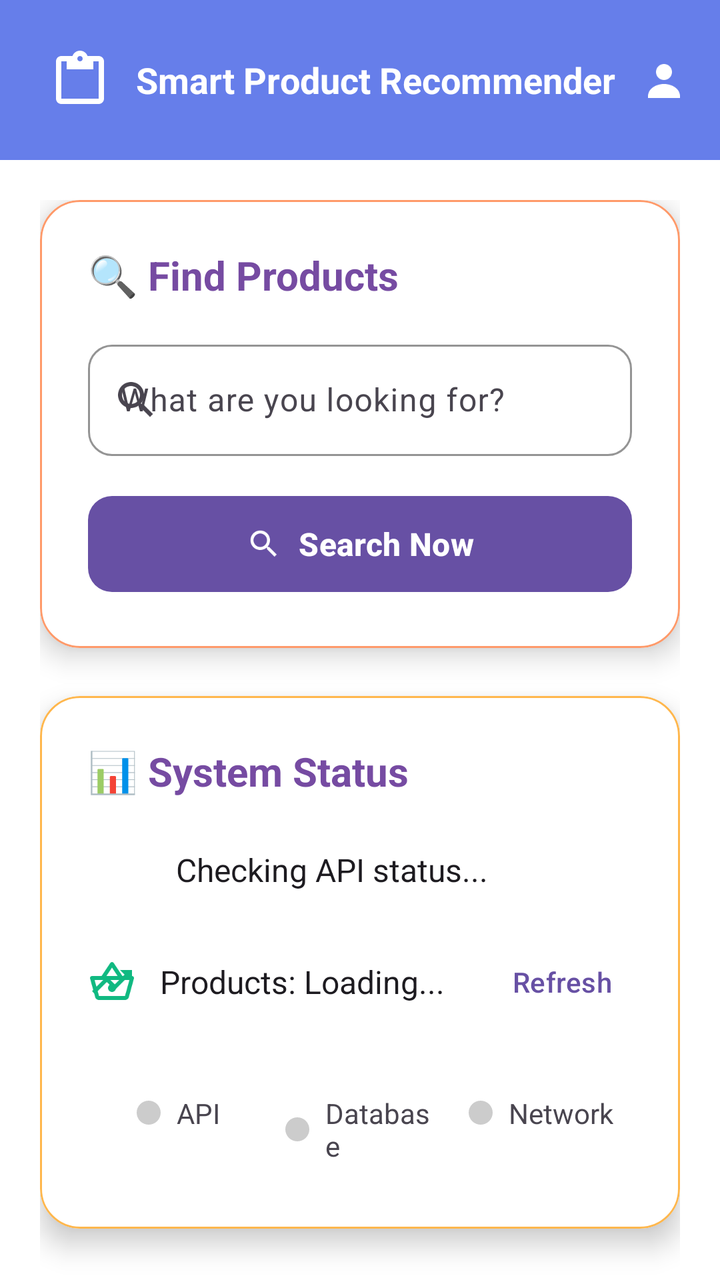
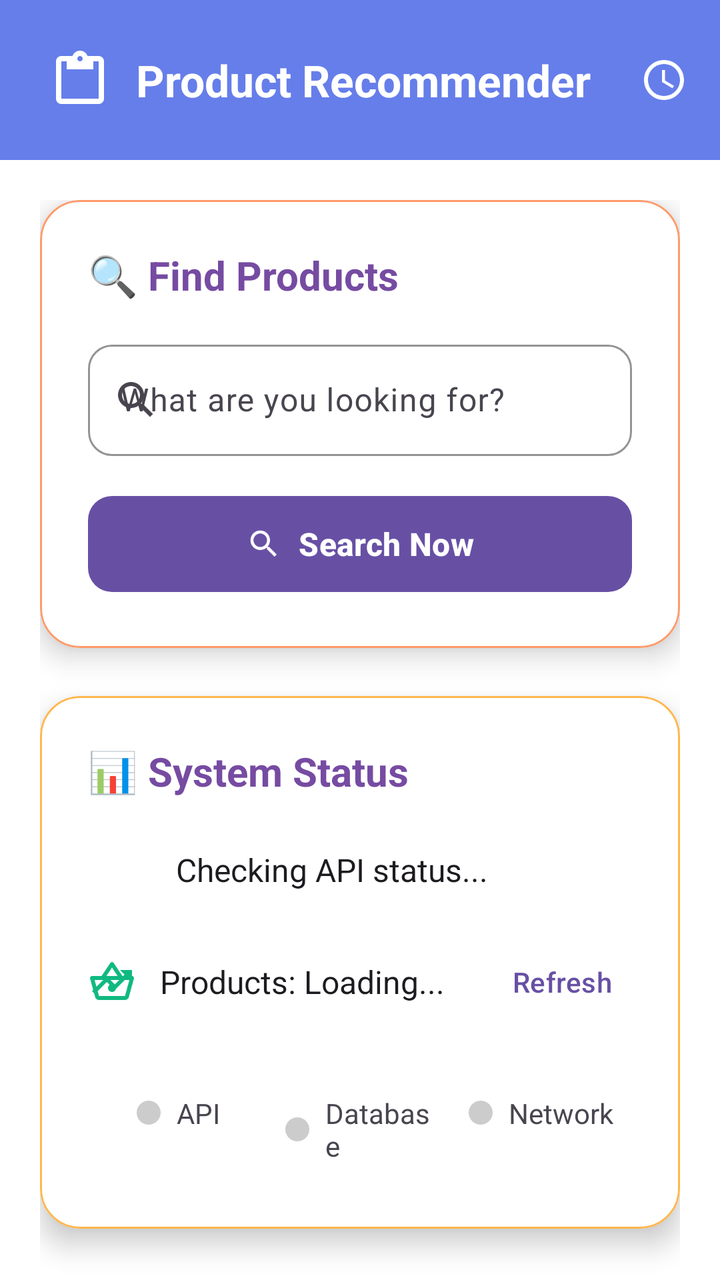

Compare the two renders of this Android layout. The source of the first and the diff that turns it into the second are given below.
<!-- AndroidManifest.xml: application theme Theme.Recommendation_System -->
<!-- res/layout/activity_main.xml -->
<?xml version="1.0" encoding="utf-8"?>
<androidx.coordinatorlayout.widget.CoordinatorLayout xmlns:android="http://schemas.android.com/apk/res/android"
    xmlns:app="http://schemas.android.com/apk/res-auto"
    android:layout_width="match_parent"
    android:layout_height="match_parent"
    android:background="@color/background_light">

    
    <com.google.android.material.appbar.AppBarLayout
        android:layout_width="match_parent"
        android:layout_height="wrap_content"
        android:theme="@style/ThemeOverlay.AppCompat.Dark.ActionBar">

        <androidx.appcompat.widget.Toolbar
            android:id="@+id/toolbar"
            android:layout_width="match_parent"
            android:paddingVertical="10dp"
            android:layout_height="80dp"
            android:background="@color/primary"
            app:titleTextColor="@android:color/white"
            app:subtitleTextColor="@android:color/white"
            app:popupTheme="@style/ThemeOverlay.AppCompat.Light">

            
            <RelativeLayout
                android:layout_width="match_parent"
                android:layout_height="match_parent"
                android:paddingHorizontal="8dp">

                <ImageView
                    android:id="@+id/toolbarIcon"
                    android:layout_width="32dp"
                    android:layout_height="32dp"
                    android:layout_centerVertical="true"
                    android:contentDescription="@string/app_icon"
                    android:src="@drawable/ic_recommendations"
                    app:tint="@android:color/white" />

                <TextView
                    android:id="@+id/toolbarTitle"
                    android:layout_width="wrap_content"
                    android:layout_height="wrap_content"
                    android:layout_centerVertical="true"
                    android:layout_marginStart="12dp"
                    android:layout_toEndOf="@+id/toolbarIcon"
                    android:text="@string/smart_product_recommender"
                    android:textColor="@android:color/white"
                    android:textSize="18sp"
                    android:textStyle="bold" />

                <ImageButton
                    android:id="@+id/btnProfile"
                    android:layout_width="40dp"
                    android:layout_height="40dp"
                    android:layout_alignParentEnd="true"
                    android:layout_centerVertical="true"
                    android:background="?attr/selectableItemBackgroundBorderless"
                    android:contentDescription="@string/profile"
                    android:src="@drawable/ic_person"
                    app:tint="@android:color/white" />

            </RelativeLayout>

        </androidx.appcompat.widget.Toolbar>

    </com.google.android.material.appbar.AppBarLayout>

    
    <androidx.core.widget.NestedScrollView
        android:layout_width="match_parent"
        android:layout_height="match_parent"
        app:layout_behavior="@string/appbar_scrolling_view_behavior">

        <LinearLayout
            android:layout_width="match_parent"
            android:layout_height="wrap_content"
            android:orientation="vertical"
            android:padding="20dp"
            android:gravity="center_horizontal">

            
            <com.google.android.material.card.MaterialCardView
                android:id="@+id/cardSearch"
                android:layout_width="match_parent"
                android:layout_height="wrap_content"
                android:layout_marginBottom="24dp"
                app:cardCornerRadius="20dp"
                app:cardElevation="8dp"
                app:cardBackgroundColor="@color/card_background"
                app:strokeColor="@color/primary_light"
                app:strokeWidth="1dp">

                <LinearLayout
                    android:layout_width="match_parent"
                    android:layout_height="wrap_content"
                    android:orientation="vertical"
                    android:padding="24dp">

                    <TextView
                        android:layout_width="wrap_content"
                        android:layout_height="wrap_content"
                        android:text="🔍 Find Products"
                        android:textSize="20sp"
                        android:textStyle="bold"
                        android:textColor="@color/primary_dark"
                        android:layout_marginBottom="16dp" />

                    <com.google.android.material.textfield.TextInputLayout
                        style="@style/Widget.Material3.TextInputLayout.OutlinedBox"
                        android:layout_width="match_parent"
                        android:layout_height="wrap_content"
                        android:layout_marginBottom="16dp"
                        app:boxCornerRadiusBottomEnd="12dp"
                        app:boxCornerRadiusBottomStart="12dp"
                        app:boxCornerRadiusTopEnd="12dp"
                        app:boxCornerRadiusTopStart="12dp"
                        app:startIconDrawable="@drawable/ic_search"
                        app:boxStrokeColor="@color/primary"
                        app:endIconMode="clear_text">

                        <com.google.android.material.textfield.TextInputEditText
                            android:id="@+id/etSearch"
                            android:layout_width="match_parent"
                            android:layout_height="wrap_content"
                            android:hint="What are you looking for?"
                            android:textSize="16sp" />

                    </com.google.android.material.textfield.TextInputLayout>

                    <com.google.android.material.button.MaterialButton
                        android:id="@+id/btnSearch"
                        android:layout_width="match_parent"
                        android:layout_height="56dp"
                        android:text="Search Now"
                        android:textSize="16sp"
                        android:textStyle="bold"
                        app:cornerRadius="12dp"
                        app:icon="@drawable/ic_search"
                        app:iconGravity="textStart"
                        app:iconPadding="8dp"
                        style="@style/Widget.Material3.Button" />

                </LinearLayout>

            </com.google.android.material.card.MaterialCardView>



























































































            
            <com.google.android.material.card.MaterialCardView
                android:id="@+id/cardStatus"
                android:layout_width="match_parent"
                android:layout_height="wrap_content"
                android:layout_marginBottom="24dp"
                app:cardCornerRadius="20dp"
                app:cardElevation="8dp"
                app:cardBackgroundColor="@color/card_background"
                app:strokeColor="@color/tertiary_light"
                app:strokeWidth="1dp">

                <LinearLayout
                    android:layout_width="match_parent"
                    android:layout_height="wrap_content"
                    android:orientation="vertical"
                    android:padding="24dp">

                    <TextView
                        android:layout_width="wrap_content"
                        android:layout_height="wrap_content"
                        android:text="📊 System Status"
                        android:textSize="20sp"
                        android:textStyle="bold"
                        android:textColor="@color/primary_dark"
                        android:layout_marginBottom="20dp" />

                    <LinearLayout
                        android:layout_width="match_parent"
                        android:layout_height="wrap_content"
                        android:orientation="horizontal"
                        android:gravity="center_vertical"
                        android:layout_marginBottom="16dp">

                        <ProgressBar
                            android:id="@+id/progressBar"
                            style="@style/Widget.Material3.CircularProgressIndicator.Small"
                            android:layout_width="32dp"
                            android:layout_height="32dp"
                            android:layout_marginEnd="12dp"
                            android:indeterminateTint="@color/primary" />

                        <TextView
                            android:id="@+id/tvStatus"
                            android:layout_width="wrap_content"
                            android:layout_height="wrap_content"
                            android:text="Checking API status..."
                            android:textSize="16sp"
                            android:textColor="@color/text_primary" />

                    </LinearLayout>

                    <LinearLayout
                        android:layout_width="match_parent"
                        android:layout_height="wrap_content"
                        android:orientation="horizontal"
                        android:layout_marginBottom="16dp"
                        android:gravity="center_vertical">

                        <ImageView
                            android:layout_width="24dp"
                            android:layout_height="24dp"
                            android:contentDescription="TODO"
                            android:src="@drawable/ic_products"
                            android:layout_marginEnd="12dp"
                            app:tint="@color/secondary" />

                        <TextView
                            android:id="@+id/tvProductsCount"
                            android:layout_width="wrap_content"
                            android:layout_height="wrap_content"
                            android:text="Products: Loading..."
                            android:textSize="16sp"
                            android:textColor="@color/text_primary" />

                        <View
                            android:layout_width="0dp"
                            android:layout_height="1dp"
                            android:layout_weight="1" />

                        <com.google.android.material.button.MaterialButton
                            android:id="@+id/btnRefresh"
                            android:layout_width="wrap_content"
                            android:layout_height="wrap_content"
                            android:text="Refresh"
                            app:icon="@drawable/ic_refresh"
                            app:iconGravity="textStart"
                            app:iconTint="@color/white"
                            style="@style/Widget.Material3.Button.TextButton" />

                    </LinearLayout>

                    
                    <LinearLayout
                        android:layout_width="match_parent"
                        android:layout_height="wrap_content"
                        android:baselineAligned="false"
                        android:orientation="horizontal"
                        android:layout_marginTop="8dp">

                        <LinearLayout
                            android:layout_width="0dp"
                            android:layout_height="wrap_content"
                            android:layout_weight="1"
                            android:orientation="horizontal"
                            android:gravity="center"
                            android:padding="8dp">

                            <View
                                android:id="@+id/indicatorApi"
                                android:layout_width="12dp"
                                android:layout_height="12dp"
                                android:background="@drawable/circle_indicator"
                                android:layout_marginEnd="8dp" />

                            <TextView
                                android:layout_width="wrap_content"
                                android:layout_height="wrap_content"
                                android:text="API"
                                android:textSize="14sp" />

                        </LinearLayout>

                        <LinearLayout
                            android:layout_width="0dp"
                            android:layout_height="wrap_content"
                            android:layout_weight="1"
                            android:orientation="horizontal"
                            android:gravity="center"
                            android:padding="8dp">

                            <View
                                android:id="@+id/indicatorDatabase"
                                android:layout_width="12dp"
                                android:layout_height="12dp"
                                android:background="@drawable/circle_indicator"
                                android:layout_marginEnd="8dp" />

                            <TextView
                                android:layout_width="wrap_content"
                                android:layout_height="wrap_content"
                                android:text="Database"
                                android:textSize="14sp" />

                        </LinearLayout>

                        <LinearLayout
                            android:layout_width="0dp"
                            android:layout_height="wrap_content"
                            android:layout_weight="1"
                            android:orientation="horizontal"
                            android:gravity="center"
                            android:padding="8dp">

                            <View
                                android:id="@+id/indicatorNetwork"
                                android:layout_width="12dp"
                                android:layout_height="12dp"
                                android:background="@drawable/circle_indicator"
                                android:layout_marginEnd="8dp" />

                            <TextView
                                android:layout_width="wrap_content"
                                android:layout_height="wrap_content"
                                android:text="Network"
                                android:textSize="14sp" />

                        </LinearLayout>

                    </LinearLayout>

                </LinearLayout>

            </com.google.android.material.card.MaterialCardView>

            
            <View
                android:layout_width="match_parent"
                android:layout_height="80dp" />

        </LinearLayout>

    </androidx.core.widget.NestedScrollView>















</androidx.coordinatorlayout.widget.CoordinatorLayout>
<!-- resources referenced by this layout -->
<resources>
  <color name="background_light">#FFFFFF</color>
  <color name="card_background">#FFFFFFFF</color>
  <color name="primary">#FF667eea</color>
  <color name="primary_dark">#FF764ba2</color>
  <color name="primary_light">#FF9A6A</color>
  <color name="secondary">#10B981</color>
  <color name="tertiary_light">#FFB74D</color>
  <color name="text_primary">#1D1B20</color>
  <color name="white">#FFFFFFFF</color>
  <!-- drawable circle_indicator (drawable) -->
  <?xml version="1.0" encoding="utf-8"?>
  <shape xmlns:android="http://schemas.android.com/apk/res/android"
      android:shape="oval">
  
      <solid android:color="#CCCCCC" /> 
      <size android:width="12dp" android:height="12dp" />
  
  </shape>
  <!-- drawable ic_person (drawable) -->
  <?xml version="1.0" encoding="utf-8"?>
  <vector xmlns:android="http://schemas.android.com/apk/res/android"
      android:width="24dp"
      android:height="24dp"
      android:viewportWidth="24"
      android:viewportHeight="24">
      
      <path
          android:fillColor="@color/gray_700"
          android:pathData="M12,12a4,4 0 1,0 0,-8 4,4 0 0,0 0,8z"/>
      
      <path
          android:fillColor="@color/gray_700"
          android:pathData="M4,20c0,-3.3 3.6,-6 8,-6s8,2.7 8,6v1H4v-1z"/>
  </vector>
  <!-- drawable ic_recommendations (drawable) -->
  <vector xmlns:android="http://schemas.android.com/apk/res/android"
      android:width="24dp"
      android:height="24dp"
      android:viewportWidth="24"
      android:viewportHeight="24">
      <path
          android:fillColor="#FFFFFF"
          android:pathData="M19,3h-4.18C14.4,1.84 13.3,1 12,1c-1.3,0 -2.4,0.84 -2.82,2H5c-1.1,0 -2,0.9 -2,2v14c0,1.1 0.9,2 2,2h14c1.1,0 2,-0.9 2,-2V5c0,-1.1 -0.9,-2 -2,-2zM12,3c0.55,0 1,0.45 1,1s-0.45,1 -1,1 -1,-0.45 -1,-1 0.45,-1 1,-1zM19,19H5V5h2v3h10V5h2v14z"/>
  </vector>
  <!-- drawable ic_refresh (drawable) -->
  <vector xmlns:android="http://schemas.android.com/apk/res/android"
      android:width="24dp"
      android:height="24dp"
      android:viewportWidth="24"
      android:viewportHeight="24">
      <path
          android:fillColor="#FFFFFF"
          android:pathData="M17.65,6.35C16.2,4.9 14.21,4 12,4c-4.42,0 -7.99,3.58 -7.99,8s3.57,8 7.99,8c3.73,0 6.84,-2.55 7.73,-6h-2.08c-0.82,2.33 -3.04,4 -5.65,4 -3.31,0 -6,-2.69 -6,-6s2.69,-6 6,-6c1.66,0 3.14,0.69 4.22,1.78L13,11h7V4l-2.35,2.35z"/>
  </vector>
  <!-- drawable ic_search (drawable) -->
  <vector xmlns:android="http://schemas.android.com/apk/res/android"
      android:width="24dp"
      android:height="24dp"
      android:viewportWidth="24"
      android:viewportHeight="24">
      <path
          android:fillColor="#FFFFFF"
          android:pathData="M15.5,14h-0.79l-0.28,-0.27C15.41,12.59 16,11.11 16,9.5 16,5.91 13.09,3 9.5,3S3,5.91 3,9.5 5.91,16 9.5,16c1.61,0 3.09,-0.59 4.23,-1.57l0.27,0.28v0.79l5,4.99L20.49,19l-4.99,-5zM9.5,14C7.01,14 5,11.99 5,9.5S7.01,5 9.5,5 14,7.01 14,9.5 11.99,14 9.5,14z"/>
  </vector>
  <string name="app_icon">App Icon</string>
  <string name="profile">Profile</string>
  <string name="smart_product_recommender">Smart Product Recommender</string>
  <style name="Theme.Recommendation_System" parent="Base.Theme.Recommendation_System" />
  <color name="gray_700">#616161</color>
  <style name="Base.Theme.Recommendation_System" parent="Theme.Material3.DayNight.NoActionBar">
          
          
      </style>
  <!-- unchanged entries left out for length: 1 -->
</resources>

<!-- the commit's change to res/layout/activity_main.xml (unified diff, before → after) -->
@@ -45,18 +45,18 @@
                     android:layout_toEndOf="@+id/toolbarIcon"
                     android:text="@string/smart_product_recommender"
                     android:textColor="@android:color/white"
-                    android:textSize="18sp"
+                    android:textSize="22sp"
                     android:textStyle="bold" />
 
                 <ImageButton
-                    android:id="@+id/btnProfile"
+                    android:id="@+id/view_hidtory"
                     android:layout_width="40dp"
                     android:layout_height="40dp"
                     android:layout_alignParentEnd="true"
                     android:layout_centerVertical="true"
                     android:background="?attr/selectableItemBackgroundBorderless"
                     android:contentDescription="@string/profile"
-                    android:src="@drawable/ic_person"
+                    android:src="@drawable/ic_history"
                     app:tint="@android:color/white" />
 
             </RelativeLayout>
@@ -234,6 +234,7 @@
 
 
 
+
             
             <com.google.android.material.card.MaterialCardView
                 android:id="@+id/cardStatus"
<!-- resource entries referenced after the edit -->
@@ -18,21 +18,18 @@
       <size android:width="12dp" android:height="12dp" />
   
   </shape>
-  <!-- drawable ic_person (drawable) -->
-  <?xml version="1.0" encoding="utf-8"?>
+  <!-- drawable ic_history (drawable) -->
   <vector xmlns:android="http://schemas.android.com/apk/res/android"
       android:width="24dp"
       android:height="24dp"
       android:viewportWidth="24"
       android:viewportHeight="24">
-      
       <path
-          android:fillColor="@color/gray_700"
-          android:pathData="M12,12a4,4 0 1,0 0,-8 4,4 0 0,0 0,8z"/>
-      
+          android:fillColor="#FF000000"
+          android:pathData="M11.99,2C6.47,2 2,6.48 2,12s4.47,10 9.99,10C17.52,22 22,17.52 22,12S17.52,2 11.99,2zM12,20c-4.42,0 -8,-3.58 -8,-8s3.58,-8 8,-8 8,3.58 8,8 -3.58,8 -8,8z"/>
       <path
-          android:fillColor="@color/gray_700"
-          android:pathData="M4,20c0,-3.3 3.6,-6 8,-6s8,2.7 8,6v1H4v-1z"/>
+          android:fillColor="#FF000000"
+          android:pathData="M12.5,7H11v6l5.25,3.15 0.75,-1.23 -4.5,-2.67z"/>
   </vector>
   <!-- drawable ic_recommendations (drawable) -->
   <vector xmlns:android="http://schemas.android.com/apk/res/android"
@@ -66,9 +63,8 @@
   </vector>
   <string name="app_icon">App Icon</string>
   <string name="profile">Profile</string>
-  <string name="smart_product_recommender">Smart Product Recommender</string>
+  <string name="smart_product_recommender">Product Recommender</string>
   <style name="Theme.Recommendation_System" parent="Base.Theme.Recommendation_System" />
-  <color name="gray_700">#616161</color>
   <style name="Base.Theme.Recommendation_System" parent="Theme.Material3.DayNight.NoActionBar">
           
           
